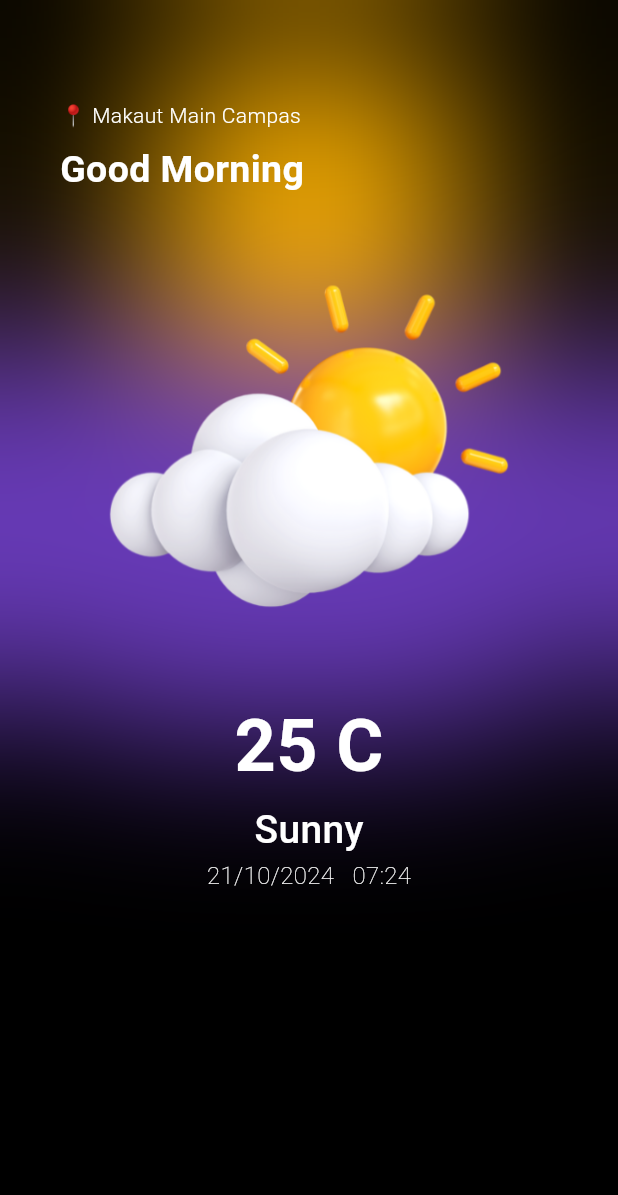
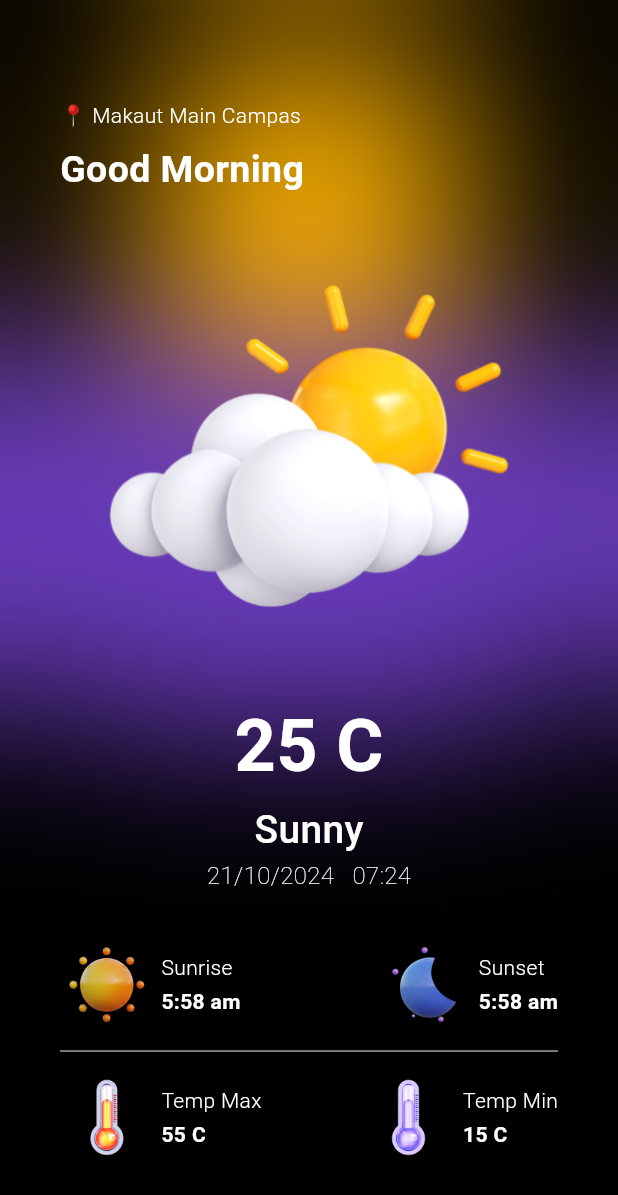
Before and after one commit to Indrajit-Banerjee7/weater_app, a Flutter app: the screen it shows after launch, on a phone screen of 412 x 824 dp. Shown: the top 1195 px of the screen. Run offline on Flutter 3.47's test engine with Material 3 defaults, Android fonts, the phone set to English and light mode, and no system bars; our stand-ins replace bloc, equatable.

Commit message:
finised the UI

```diff
--- a/lib/screens/home_screen.dart
+++ b/lib/screens/home_screen.dart
@@ -82,7 +82,7 @@ class HomeScreen extends StatelessWidget {
                       fontWeight: FontWeight.bold,
                     ),
                   ),
-                  Image.asset('assests/7.png'),
+                  Image.asset('assests/7.png', scale: 1.5,),
                   const Center(
                     child: Text(
                     '25 C',
@@ -114,9 +114,127 @@ class HomeScreen extends StatelessWidget {
                     ),
                   ),
                   ),
-                  const Row(
+                  const SizedBox(height: 30,),
+                   Row(
                     mainAxisAlignment: MainAxisAlignment.spaceBetween,
-                  )
+                    children: [
+                      Row(
+                        children: [
+                          Image.asset('assests/11.png' , scale: 8,),
+                          const SizedBox(width: 5,),
+                          const Column(
+                            crossAxisAlignment: CrossAxisAlignment.start,
+                            children: [
+                              Text(
+                                "Sunrise",
+                                style: TextStyle(
+                                  color: Colors.white,
+                                  fontWeight: FontWeight.w300,
+                                ),
+                              ),
+                              SizedBox(height: 3,),
+                              Text(
+                                "5:58 am",
+                                style: TextStyle(
+                                  color: Colors.white,
+                                  fontWeight: FontWeight.w700,
+                                ),
+                              ),
+                            ],
+                          )
+                        ],
+                      ),
+                      Row(
+                        children: [
+                          Image.asset('assests/12.png' , scale: 8,),
+                          const SizedBox(width: 5,),
+                          const Column(
+                            crossAxisAlignment: CrossAxisAlignment.start,
+                            children: [
+                              Text(
+                                "Sunset",
+                                style: TextStyle(
+                                  color: Colors.white,
+                                  fontWeight: FontWeight.w300,
+                                ),
+                              ),
+                              SizedBox(height: 3,),
+                              Text(
+                                "5:58 am",
+                                style: TextStyle(
+                                  color: Colors.white,
+                                  fontWeight: FontWeight.w700,
+                                ),
+                              ),
+                            ],
+                          )
+                        ],
+                      )
+                    ],
+                  ),
+                  const Padding(
+                    padding: EdgeInsets.symmetric(vertical: 5),
+                    child: Divider(
+                      color: Colors.grey,
+                    ),
+                  ),
+                  Row(
+                    mainAxisAlignment: MainAxisAlignment.spaceBetween,
+                    children: [
+                      Row(
+                        children: [
+                          Image.asset('assests/13.png' , scale: 8,),
+                          const SizedBox(width: 5,),
+                          const Column(
+                            crossAxisAlignment: CrossAxisAlignment.start,
+                            children: [
+                              Text(
+                                "Temp Max",
+                                style: TextStyle(
+                                  color: Colors.white,
+                                  fontWeight: FontWeight.w300,
+                                ),
+                              ),
+                              SizedBox(height: 3,),
+                              Text(
+                                "55 C",
+                                style: TextStyle(
+                                  color: Colors.white,
+                                  fontWeight: FontWeight.w700,
+                                ),
+                              ),
+                            ],
+                          )
+                        ],
+                      ),
+                      Row(
+                        children: [
+                          Image.asset('assests/14.png' , scale: 8,),
+                          const SizedBox(width: 5,),
+                          const Column(
+                            crossAxisAlignment: CrossAxisAlignment.start,
+                            children: [
+                              Text(
+                                "Temp Min",
+                                style: TextStyle(
+                                  color: Colors.white,
+                                  fontWeight: FontWeight.w300,
+                                ),
+                              ),
+                              SizedBox(height: 3,),
+                              Text(
+                                "15 C",
+                                style: TextStyle(
+                                  color: Colors.white,
+                                  fontWeight: FontWeight.w700,
+                                ),
+                              ),
+                            ],
+                          )
+                        ],
+                      )
+                    ],
+                  ),
                 ],
               ),
             )
```
